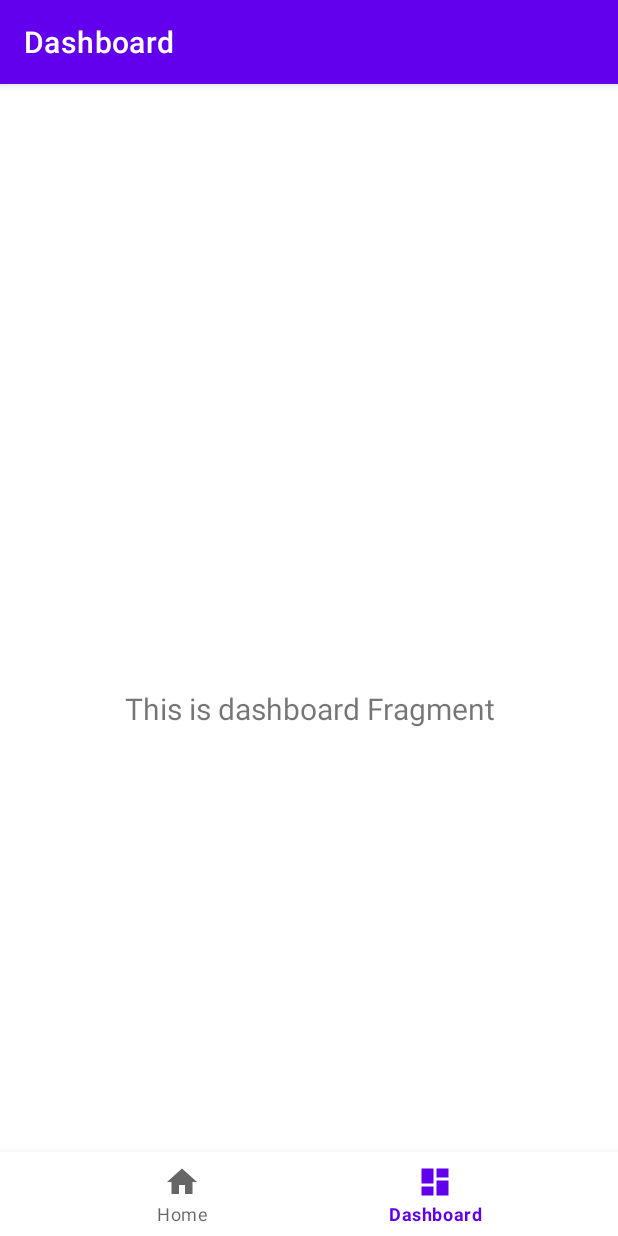
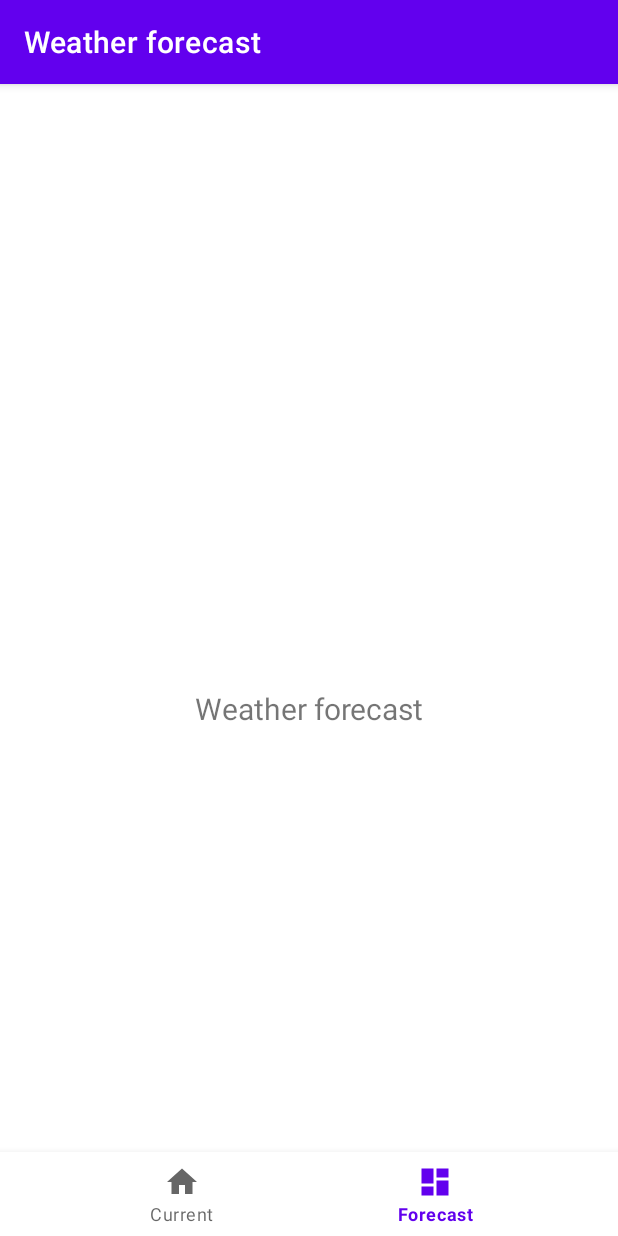
Before and after one commit to kristof12345/Weather, an Android app: the WeatherForecastFragment screen opened through its navigation route, on a phone screen of 412 x 824 dp. Run offline under Robolectric (Android 15) with nearby library versions, the phone set to English and light mode, and no system bars; our stand-ins replace navigation-ui.

Commit message:
Implement navigation

```diff
--- a/app/src/main/java/com/kristof/weather/views/cities/CitiesActivity.kt
+++ b/app/src/main/java/com/kristof/weather/views/cities/CitiesActivity.kt
@@ -20,7 +20,6 @@ class CitiesActivity : AppCompatActivity() {
 
         val textView: TextView = findViewById(R.id.text_home)
         textView.text = "Cities Activity"
-
         findViewById<FloatingActionButton>(R.id.fab).setOnClickListener { view ->
             navigate()
         }
--- a/app/src/main/java/com/kristof/weather/views/weather/current/HomeFragment.kt
+++ b/app/src/main/java/com/kristof/weather/views/weather/current/CurrentWeatherFragment.kt
@@ -10,22 +10,15 @@ import androidx.lifecycle.Observer
 import androidx.lifecycle.ViewModelProvider
 import com.kristof.weather.R
 
-class HomeFragment : Fragment() {
-
-    private lateinit var homeViewModel: HomeViewModel
-
+class CurrentWeatherFragment : Fragment() {
     override fun onCreateView(
             inflater: LayoutInflater,
             container: ViewGroup?,
             savedInstanceState: Bundle?
     ): View? {
-        homeViewModel =
-                ViewModelProvider(this).get(HomeViewModel::class.java)
         val root = inflater.inflate(R.layout.fragment_current, container, false)
         val textView: TextView = root.findViewById(R.id.text_home)
-        homeViewModel.text.observe(viewLifecycleOwner, Observer {
-            textView.text = it
-        })
+        textView.text = "Current weather"
         return root
     }
 }
--- a/app/src/main/java/com/kristof/weather/views/weather/current/HomeViewModel.kt
+++ /dev/null
@@ -1,13 +0,0 @@
-package com.kristof.weather.views.weather.current
-
-import androidx.lifecycle.LiveData
-import androidx.lifecycle.MutableLiveData
-import androidx.lifecycle.ViewModel
-
-class HomeViewModel : ViewModel() {
-
-    private val _text = MutableLiveData<String>().apply {
-        value = "This is home Fragment"
-    }
-    val text: LiveData<String> = _text
-}
--- a/app/src/main/java/com/kristof/weather/views/weather/forecast/DashboardViewModel.kt
+++ /dev/null
@@ -1,13 +0,0 @@
-package com.kristof.weather.views.weather.forecast
-
-import androidx.lifecycle.LiveData
-import androidx.lifecycle.MutableLiveData
-import androidx.lifecycle.ViewModel
-
-class DashboardViewModel : ViewModel() {
-
-    private val _text = MutableLiveData<String>().apply {
-        value = "This is dashboard Fragment"
-    }
-    val text: LiveData<String> = _text
-}
--- a/app/src/main/java/com/kristof/weather/views/weather/forecast/DashboardFragment.kt
+++ b/app/src/main/java/com/kristof/weather/views/weather/forecast/WeatherForecastFragment.kt
@@ -10,22 +10,16 @@ import androidx.lifecycle.Observer
 import androidx.lifecycle.ViewModelProvider
 import com.kristof.weather.R
 
-class DashboardFragment : Fragment() {
-
-    private lateinit var dashboardViewModel: DashboardViewModel
+class WeatherForecastFragment : Fragment() {
 
     override fun onCreateView(
             inflater: LayoutInflater,
             container: ViewGroup?,
             savedInstanceState: Bundle?
     ): View? {
-        dashboardViewModel =
-                ViewModelProvider(this).get(DashboardViewModel::class.java)
         val root = inflater.inflate(R.layout.fragment_forecast, container, false)
         val textView: TextView = root.findViewById(R.id.text_dashboard)
-        dashboardViewModel.text.observe(viewLifecycleOwner, Observer {
-            textView.text = it
-        })
+        textView.text = "Weather forecast"
         return root
     }
 }
--- a/app/src/main/res/layout/fragment_current.xml
+++ b/app/src/main/res/layout/fragment_current.xml
@@ -4,7 +4,7 @@
     xmlns:tools="http://schemas.android.com/tools"
     android:layout_width="match_parent"
     android:layout_height="match_parent"
-    tools:context=".views.weather.current.HomeFragment">
+    tools:context=".views.weather.current.CurrentWeatherFragment">
 
     <TextView
         android:id="@+id/text_home"
--- a/app/src/main/res/layout/fragment_forecast.xml
+++ b/app/src/main/res/layout/fragment_forecast.xml
@@ -4,7 +4,7 @@
     xmlns:tools="http://schemas.android.com/tools"
     android:layout_width="match_parent"
     android:layout_height="match_parent"
-    tools:context=".views.weather.forecast.DashboardFragment">
+    tools:context=".views.weather.forecast.WeatherForecastFragment">
 
     <TextView
         android:id="@+id/text_dashboard"
--- a/app/src/main/res/menu/bottom_nav_menu.xml
+++ b/app/src/main/res/menu/bottom_nav_menu.xml
@@ -4,11 +4,11 @@
     <item
         android:id="@+id/navigation_home"
         android:icon="@drawable/ic_home_black_24dp"
-        android:title="@string/title_home" />
+        android:title="@string/title_current_weather" />
 
     <item
         android:id="@+id/navigation_dashboard"
         android:icon="@drawable/ic_dashboard_black_24dp"
-        android:title="@string/title_dashboard" />
+        android:title="@string/title_weather_forecast" />
 
 </menu>
--- a/app/src/main/res/navigation/mobile_navigation.xml
+++ b/app/src/main/res/navigation/mobile_navigation.xml
@@ -7,13 +7,13 @@
 
     <fragment
         android:id="@+id/navigation_home"
-        android:name="com.kristof.weather.views.weather.current.HomeFragment"
-        android:label="@string/title_home"
+        android:name="com.kristof.weather.views.weather.current.CurrentWeatherFragment"
+        android:label="@string/title_current"
         tools:layout="@layout/fragment_current" />
 
     <fragment
         android:id="@+id/navigation_dashboard"
-        android:name="com.kristof.weather.views.weather.forecast.DashboardFragment"
-        android:label="@string/title_dashboard"
+        android:name="com.kristof.weather.views.weather.forecast.WeatherForecastFragment"
+        android:label="@string/title_forecast"
         tools:layout="@layout/fragment_forecast" />
 </navigation>
--- a/app/src/main/res/values/strings.xml
+++ b/app/src/main/res/values/strings.xml
@@ -1,15 +1,8 @@
 <resources>
     <string name="app_name">Weather</string>
-    <string name="title_home">Home</string>
-    <string name="title_dashboard">Dashboard</string>
-    <string name="title_notifications">Notifications</string>
+    <string name="title_current">Daily weather</string>
+    <string name="title_forecast">Weather forecast</string>
     <string name="title_activity_cities">Cities</string>
-    <!-- Strings used for fragments for navigation -->
-    <string name="first_fragment_label">First Fragment</string>
-    <string name="second_fragment_label">Second Fragment</string>
-    <string name="next">Next</string>
-    <string name="previous">Previous</string>
-
-    <string name="hello_first_fragment">Hello first fragment</string>
-    <string name="hello_second_fragment">Hello second fragment. Arg: %1$s</string>
+    <string name="title_current_weather">Current</string>
+    <string name="title_weather_forecast">Forecast</string>
 </resources>
```
Also changed, not shown: app/src/main/res/navigation/nav_graph.xml (deleted, +0 -28 lines).
